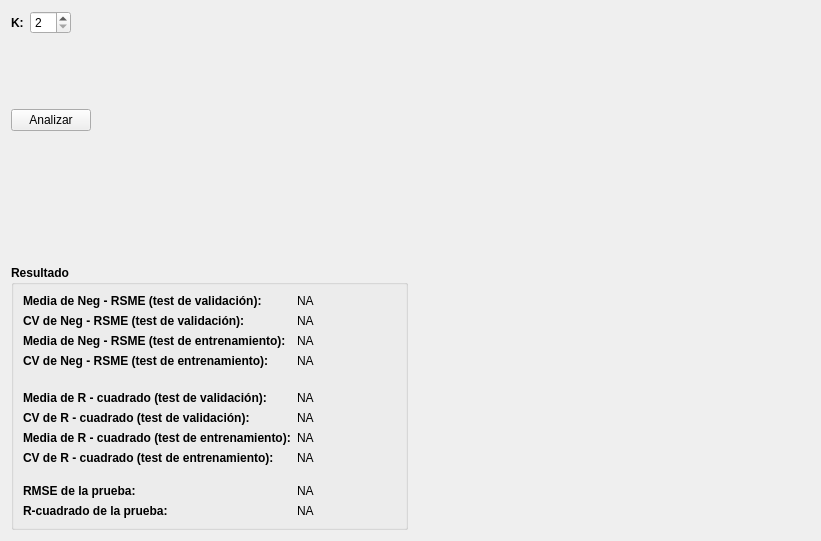
Qt form view/ui/widget_validation_kold.ui (vasha54/apm) before a commit.
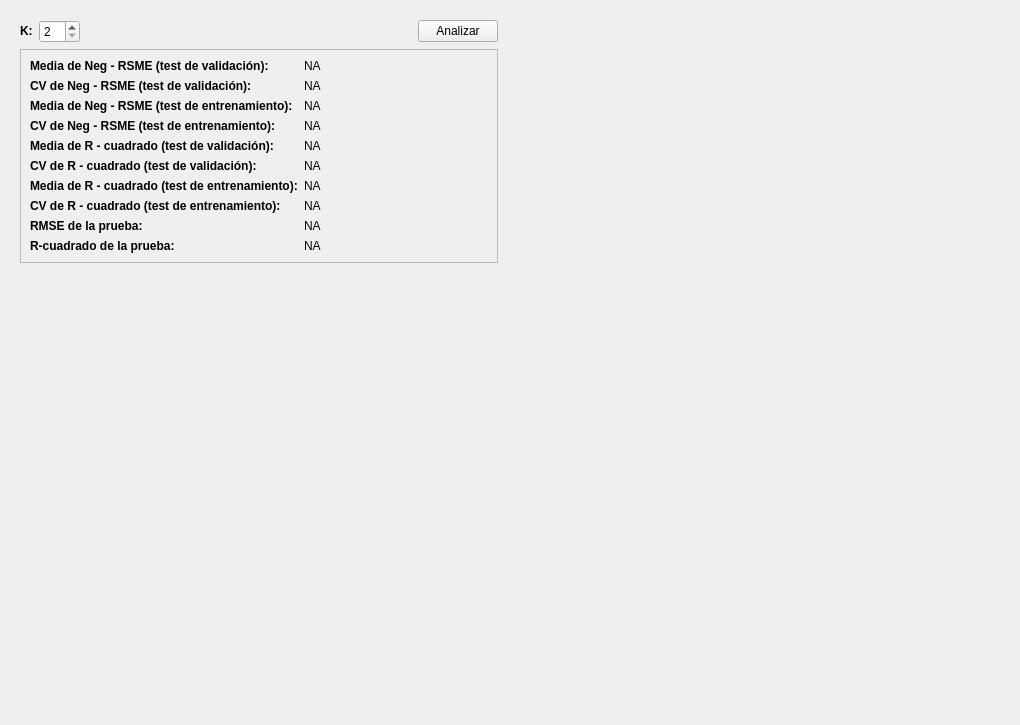
The same form after that commit.

Commit message: Adicionando nuevas pruebas en la vista de analisis de multicolinualidad. Se adecuo la vista de la validacion de KFold para incluir la graficas

```diff
--- a/view/ui/widget_validation_kold.ui
+++ b/view/ui/widget_validation_kold.ui
@@ -6,8 +6,8 @@
    <rect>
     <x>0</x>
     <y>0</y>
-    <width>821</width>
-    <height>541</height>
+    <width>1020</width>
+    <height>725</height>
    </rect>
   </property>
   <property name="windowTitle">
@@ -15,15 +15,12 @@
   </property>
   <layout class="QGridLayout" name="gridLayout_2">
    <item row="0" column="0">
-    <layout class="QVBoxLayout" name="verticalLayout_2">
-     <item>
-      <layout class="QHBoxLayout" name="horizontalLayout_2">
-       <item>
-        <layout class="QHBoxLayout" name="horizontalLayout">
-         <item>
+    <widget class="QWidget" name="widget" native="true">
+     <layout class="QGridLayout" name="gridLayout_5">
+      <item row="0" column="0">
           <widget class="QLabel" name="label">
            <property name="sizePolicy">
-            <sizepolicy hsizetype="Maximum" vsizetype="Minimum">
+         <sizepolicy hsizetype="Maximum" vsizetype="Maximum">
              <horstretch>0</horstretch>
              <verstretch>0</verstretch>
             </sizepolicy>
@@ -39,7 +36,7 @@
            </property>
           </widget>
          </item>
-         <item>
+      <item row="0" column="1">
           <widget class="QSpinBox" name="sBK">
            <property name="sizePolicy">
             <sizepolicy hsizetype="Maximum" vsizetype="Maximum">
@@ -55,117 +52,42 @@
            </property>
           </widget>
          </item>
-        </layout>
-       </item>
-       <item>
+      <item row="0" column="2">
         <spacer name="horizontalSpacer">
          <property name="orientation">
           <enum>Qt::Horizontal</enum>
          </property>
+        <property name="sizeType">
+         <enum>QSizePolicy::Minimum</enum>
+        </property>
          <property name="sizeHint" stdset="0">
           <size>
-           <width>298</width>
+          <width>318</width>
            <height>20</height>
           </size>
          </property>
         </spacer>
        </item>
-      </layout>
-     </item>
-     <item>
-      <spacer name="verticalSpacer_5">
-       <property name="orientation">
-        <enum>Qt::Vertical</enum>
-       </property>
-       <property name="sizeHint" stdset="0">
-        <size>
-         <width>20</width>
-         <height>18</height>
-        </size>
-       </property>
-      </spacer>
-     </item>
-     <item>
-      <layout class="QHBoxLayout" name="horizontalLayout_3">
-       <item>
+      <item row="0" column="3">
         <widget class="QPushButton" name="pBAnalizar">
+        <property name="sizePolicy">
+         <sizepolicy hsizetype="Maximum" vsizetype="Maximum">
+          <horstretch>0</horstretch>
+          <verstretch>0</verstretch>
+         </sizepolicy>
+        </property>
          <property name="text">
           <string>Analizar</string>
          </property>
         </widget>
        </item>
-       <item>
-        <spacer name="horizontalSpacer_2">
-         <property name="orientation">
-          <enum>Qt::Horizontal</enum>
-         </property>
-         <property name="sizeHint" stdset="0">
-          <size>
-           <width>298</width>
-           <height>20</height>
-          </size>
-         </property>
-        </spacer>
-       </item>
-      </layout>
-     </item>
-    </layout>
-   </item>
-   <item row="0" column="1" rowspan="3">
-    <widget class="QWidget" name="widgetChart" native="true">
-     <layout class="QVBoxLayout" name="verticalLayout">
-      <item>
-       <spacer name="horizontalSpacer_3">
-        <property name="orientation">
-         <enum>Qt::Horizontal</enum>
-        </property>
-        <property name="sizeHint" stdset="0">
-         <size>
-          <width>345</width>
-          <height>20</height>
-         </size>
-        </property>
-       </spacer>
-      </item>
-      <item>
-       <spacer name="verticalSpacer_4">
-        <property name="orientation">
-         <enum>Qt::Vertical</enum>
-        </property>
-        <property name="sizeHint" stdset="0">
-         <size>
-          <width>20</width>
-          <height>473</height>
-         </size>
-        </property>
-       </spacer>
-      </item>
-     </layout>
-    </widget>
-   </item>
-   <item row="1" column="0">
-    <spacer name="verticalSpacer_3">
-     <property name="orientation">
-      <enum>Qt::Vertical</enum>
-     </property>
-     <property name="sizeHint" stdset="0">
-      <size>
-       <width>20</width>
-       <height>128</height>
-      </size>
-     </property>
-    </spacer>
-   </item>
-   <item row="2" column="0">
-    <widget class="QGroupBox" name="gBResult">
-     <property name="font">
-      <font>
-       <weight>75</weight>
-       <bold>true</bold>
-      </font>
-     </property>
-     <property name="title">
-      <string>Resultado</string>
+      <item row="1" column="0" colspan="4">
+       <widget class="QFrame" name="frameResult">
+        <property name="frameShape">
+         <enum>QFrame::StyledPanel</enum>
+        </property>
+        <property name="frameShadow">
+         <enum>QFrame::Raised</enum>
      </property>
      <layout class="QGridLayout" name="gridLayout">
       <item row="0" column="0">
@@ -321,32 +243,6 @@
        </widget>
       </item>
       <item row="4" column="0">
-       <spacer name="verticalSpacer_2">
-        <property name="orientation">
-         <enum>Qt::Vertical</enum>
-        </property>
-        <property name="sizeHint" stdset="0">
-         <size>
-          <width>20</width>
-          <height>17</height>
-         </size>
-        </property>
-       </spacer>
-      </item>
-      <item row="4" column="1">
-       <spacer name="verticalSpacer">
-        <property name="orientation">
-         <enum>Qt::Vertical</enum>
-        </property>
-        <property name="sizeHint" stdset="0">
-         <size>
-          <width>20</width>
-          <height>17</height>
-         </size>
-        </property>
-       </spacer>
-      </item>
-      <item row="5" column="0">
        <widget class="QLabel" name="label_6">
         <property name="sizePolicy">
          <sizepolicy hsizetype="Maximum" vsizetype="Preferred">
@@ -365,7 +261,7 @@
         </property>
        </widget>
       </item>
-      <item row="5" column="1">
+         <item row="4" column="1">
        <widget class="QLabel" name="lOMediaRSquareTV">
         <property name="sizePolicy">
          <sizepolicy hsizetype="Minimum" vsizetype="Preferred">
@@ -384,7 +280,7 @@
         </property>
        </widget>
       </item>
-      <item row="6" column="0">
+         <item row="5" column="0">
        <widget class="QLabel" name="label_7">
         <property name="sizePolicy">
          <sizepolicy hsizetype="Maximum" vsizetype="Preferred">
@@ -403,7 +299,7 @@
         </property>
        </widget>
       </item>
-      <item row="6" column="1">
+         <item row="5" column="1">
        <widget class="QLabel" name="lOCVRSquareTV">
         <property name="sizePolicy">
          <sizepolicy hsizetype="Minimum" vsizetype="Preferred">
@@ -422,7 +318,7 @@
         </property>
        </widget>
       </item>
-      <item row="7" column="0">
+         <item row="6" column="0">
        <widget class="QLabel" name="label_8">
         <property name="sizePolicy">
          <sizepolicy hsizetype="Maximum" vsizetype="Preferred">
@@ -441,7 +337,7 @@
         </property>
        </widget>
       </item>
-      <item row="7" column="1">
+         <item row="6" column="1">
        <widget class="QLabel" name="lOMediaRSquareTE">
         <property name="sizePolicy">
          <sizepolicy hsizetype="Minimum" vsizetype="Preferred">
@@ -460,7 +356,7 @@
         </property>
        </widget>
       </item>
-      <item row="8" column="0">
+         <item row="7" column="0">
        <widget class="QLabel" name="label_9">
         <property name="sizePolicy">
          <sizepolicy hsizetype="Maximum" vsizetype="Preferred">
@@ -479,7 +375,7 @@
         </property>
        </widget>
       </item>
-      <item row="8" column="1">
+         <item row="7" column="1">
        <widget class="QLabel" name="lOCVRSquareTE">
         <property name="sizePolicy">
          <sizepolicy hsizetype="Minimum" vsizetype="Preferred">
@@ -498,33 +394,7 @@
         </property>
        </widget>
       </item>
-      <item row="9" column="0">
-       <spacer name="verticalSpacer_6">
-        <property name="orientation">
-         <enum>Qt::Vertical</enum>
-        </property>
-        <property name="sizeHint" stdset="0">
-         <size>
-          <width>20</width>
-          <height>13</height>
-         </size>
-        </property>
-       </spacer>
-      </item>
-      <item row="9" column="1">
-       <spacer name="verticalSpacer_7">
-        <property name="orientation">
-         <enum>Qt::Vertical</enum>
-        </property>
-        <property name="sizeHint" stdset="0">
-         <size>
-          <width>20</width>
-          <height>13</height>
-         </size>
-        </property>
-       </spacer>
-      </item>
-      <item row="10" column="0">
+         <item row="8" column="0">
        <widget class="QLabel" name="label_10">
         <property name="sizePolicy">
          <sizepolicy hsizetype="Maximum" vsizetype="Preferred">
@@ -543,7 +413,7 @@
         </property>
        </widget>
       </item>
-      <item row="10" column="1">
+         <item row="8" column="1">
        <widget class="QLabel" name="lORMSETest">
         <property name="sizePolicy">
          <sizepolicy hsizetype="Minimum" vsizetype="Preferred">
@@ -562,7 +432,7 @@
         </property>
        </widget>
       </item>
-      <item row="11" column="0">
+         <item row="9" column="0">
        <widget class="QLabel" name="label_11">
         <property name="sizePolicy">
          <sizepolicy hsizetype="Maximum" vsizetype="Preferred">
@@ -581,7 +451,7 @@
         </property>
        </widget>
       </item>
-      <item row="11" column="1">
+         <item row="9" column="1">
        <widget class="QLabel" name="lORSquareTest">
         <property name="sizePolicy">
          <sizepolicy hsizetype="Minimum" vsizetype="Preferred">
@@ -601,6 +471,37 @@
        </widget>
       </item>
      </layout>
+       </widget>
+      </item>
+      <item row="2" column="2">
+       <spacer name="verticalSpacer">
+        <property name="orientation">
+         <enum>Qt::Vertical</enum>
+        </property>
+        <property name="sizeHint" stdset="0">
+         <size>
+          <width>20</width>
+          <height>380</height>
+         </size>
+        </property>
+       </spacer>
+      </item>
+     </layout>
+    </widget>
+   </item>
+   <item row="0" column="1">
+    <widget class="QWidget" name="widgetChartRSquareKFold" native="true">
+     <layout class="QVBoxLayout" name="verticalLayout_6"/>
+    </widget>
+   </item>
+   <item row="1" column="0">
+    <widget class="QWidget" name="widgetChartValuesPredichosKFold" native="true">
+     <layout class="QVBoxLayout" name="verticalLayout"/>
+    </widget>
+   </item>
+   <item row="1" column="1">
+    <widget class="QWidget" name="widgetChartNegRMSEKFold" native="true">
+     <layout class="QVBoxLayout" name="verticalLayout_5"/>
     </widget>
    </item>
   </layout>
```
Left out of the diff: 2 changed lines with no effect on the pictures. Lines whose indentation alone changed are shown as unchanged. The commit also changes 9 other files.
